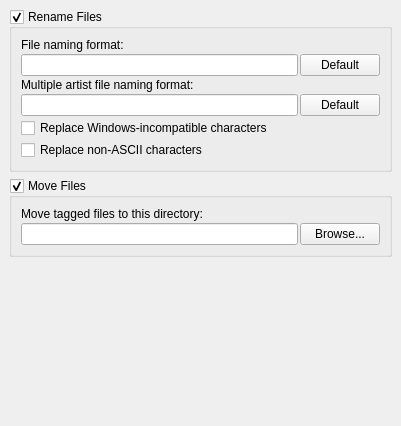
metabrainz/picard, file ui/options_naming.ui: the form before one commit.
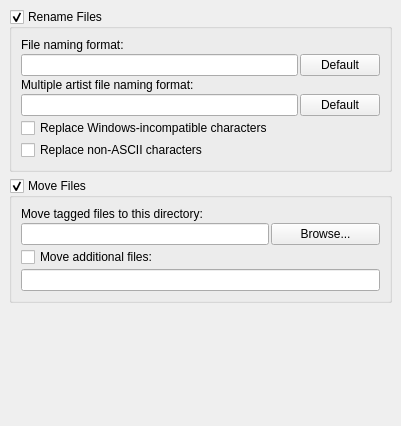
The form after the commit.

Commit message: Move additional files along with the albums/tracks. (#766)

The edit to the form file:
```diff
--- a/ui/options_naming.ui
+++ b/ui/options_naming.ui
@@ -103,17 +103,27 @@
       <property name="spacing" >
        <number>2</number>
       </property>
-      <item row="1" column="1" >
+      <item row="1" column="0" colspan="2" >
+       <widget class="QLineEdit" name="move_files_to" />
+      </item>
+      <item row="1" column="2" >
        <widget class="QPushButton" name="move_files_to_browse" >
         <property name="text" >
          <string>Browse...</string>
         </property>
        </widget>
       </item>
-      <item row="1" column="0" >
-       <widget class="QLineEdit" name="move_files_to" />
+      <item row="3" column="0" colspan="3" >
+       <widget class="QLineEdit" name="move_additional_files_pattern" />
       </item>
-      <item row="0" column="0" colspan="2" >
+      <item row="2" column="0" >
+       <widget class="QCheckBox" name="move_additional_files" >
+        <property name="text" >
+         <string>Move additional files:</string>
+        </property>
+       </widget>
+      </item>
+      <item row="0" column="0" colspan="3" >
        <widget class="QLabel" name="label_2" >
         <property name="text" >
          <string>Move tagged files to this directory:</string>
@@ -133,8 +143,8 @@
      </property>
      <property name="sizeHint" >
       <size>
-       <width>21</width>
-       <height>101</height>
+       <width>383</width>
+       <height>51</height>
       </size>
      </property>
     </spacer>
```
The commit also changes 4 other files.
